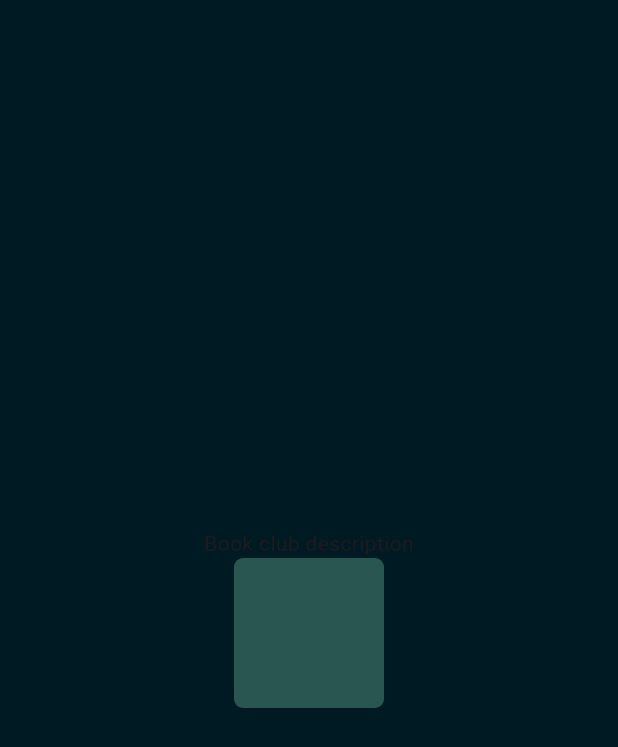
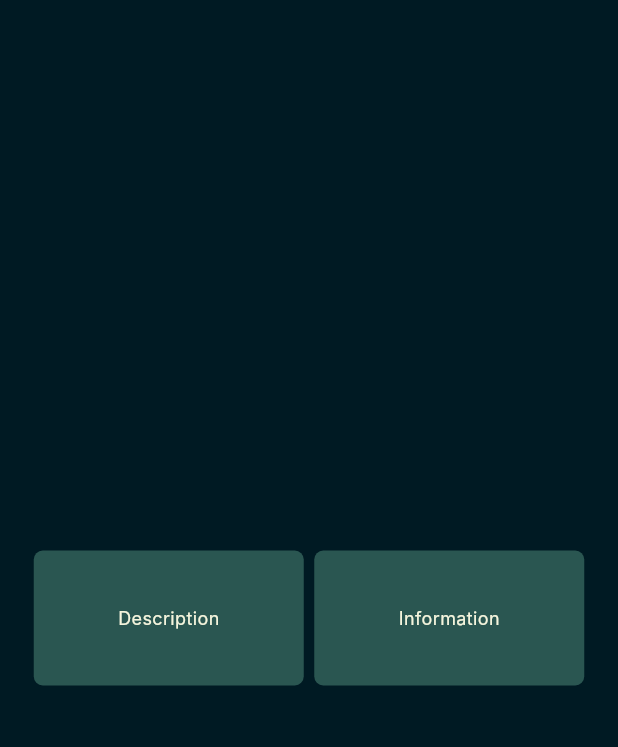
Before and after one commit to SamerSawan/Papyrus_v2, a Flutter app: the screen it shows after launch, on a phone screen of 412 x 824 dp. Shown: the top 747 px of the screen. Run offline on Flutter 3.47's test engine with Material 3 defaults, Android fonts, the phone set to English and light mode, and no system bars; Roboto replaces fonts that are missing (Inter).

Commit message:
description and information boxes for book clubs

```diff
--- a/lib/description_box.dart
+++ b/lib/description_box.dart
@@ -1,26 +1,112 @@
 import 'package:flutter/material.dart';
-
 
 class DescriptionBox extends StatelessWidget {
   const DescriptionBox({super.key});
 
   @override
   Widget build(context) {
-    return Center(
-    child:  Column (children: [
-    const Text("Book club description"),
-    Positioned(
-      top: 251,
+    return Align(
+      alignment: const AlignmentDirectional(0, 0.67),
+      child: Container(
+        width: 367,
+        height: 90,
+        decoration: BoxDecoration(
+   borderRadius: BorderRadius.circular(6),
+        ),
+        child: Row(
+          mainAxisSize: MainAxisSize.max,
+          children: [
+            Container(
+              margin: const EdgeInsets.only(left:0, right: 3.5),
+              width: 180,
+              height: 90,
+              decoration: BoxDecoration(
+   borderRadius: BorderRadius.circular(6),
+   color: const Color(0x8053917E)
+              ),
+              child: const Center (
+                child: Text(
+          'Description',
+          style: TextStyle(
+            color: Color.fromARGB(255, 245, 245, 221),
+            fontFamily: 'Inter',
+            fontSize: 12,
+          )
+          ),
+            )
+            ),
+            Container(
+              margin: const EdgeInsets.only(left:3.5, right: 0),
+              width: 180,
+              height: 90,
+              decoration: BoxDecoration(
+   borderRadius: BorderRadius.circular(6),
+   color: const Color(0x8053917E)
+              ),
+              child: const Center (
+                child: Text(
+          'Information',
+          style: TextStyle(
+            color: Color.fromARGB(255, 245, 245, 221),
+            fontFamily: 'Inter',
+            fontSize: 12,
+          )
+          ),
+            ),
+            )
+          ],
+        ),
+      ),
+      );
+     }
+}
+
+    /* Row(
+       mainAxisSize: MainAxisSize.max,
+  children: [
+    Container(
+      width: 175,
+      height: 90,
+      decoration: BoxDecoration(
+   borderRadius: BorderRadius.circular(6),
+   color: const Color(0x8053917E)
+      ),
+    ),
+    Container(
+      width: 175,
+      height: 90,
+      decoration: BoxDecoration(
+   borderRadius: BorderRadius.circular(6),
+   color: const Color(0x8053917E)
+      ),
+    ),
+  ],
+    );
+  }
+}
+
+
+   children:  [
+      Positioned(
       left: 20,
-      right: null,
-      bottom: null,
-      child: Container(
-   decoration: BoxDecoration(
+      top: 21,
+      child: Container(decoration: BoxDecoration(
    borderRadius: BorderRadius.circular(6),
    color: const Color(0x8053917E)),
-   height: 100,
-   width: 100,
- )) ],)
-);
+   height: 90,
+   width: 175,),
+ ),
+ Positioned(
+      left: 203,
+      bottom: 251,
+      child: Container(decoration: BoxDecoration(
+   borderRadius: BorderRadius.circular(6),
+   color: const Color(0x8053917E)),
+   height: 90,
+   width: 175,)
+
+ )
+ ],)
+    ;
 }
-}
+} */
```
